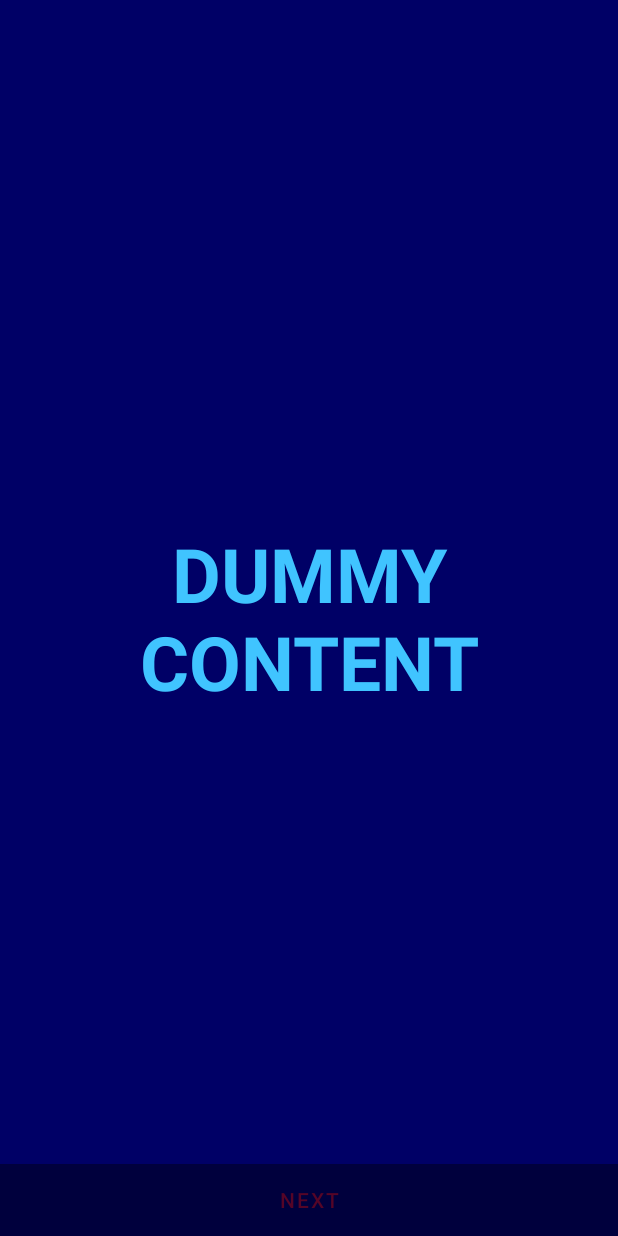
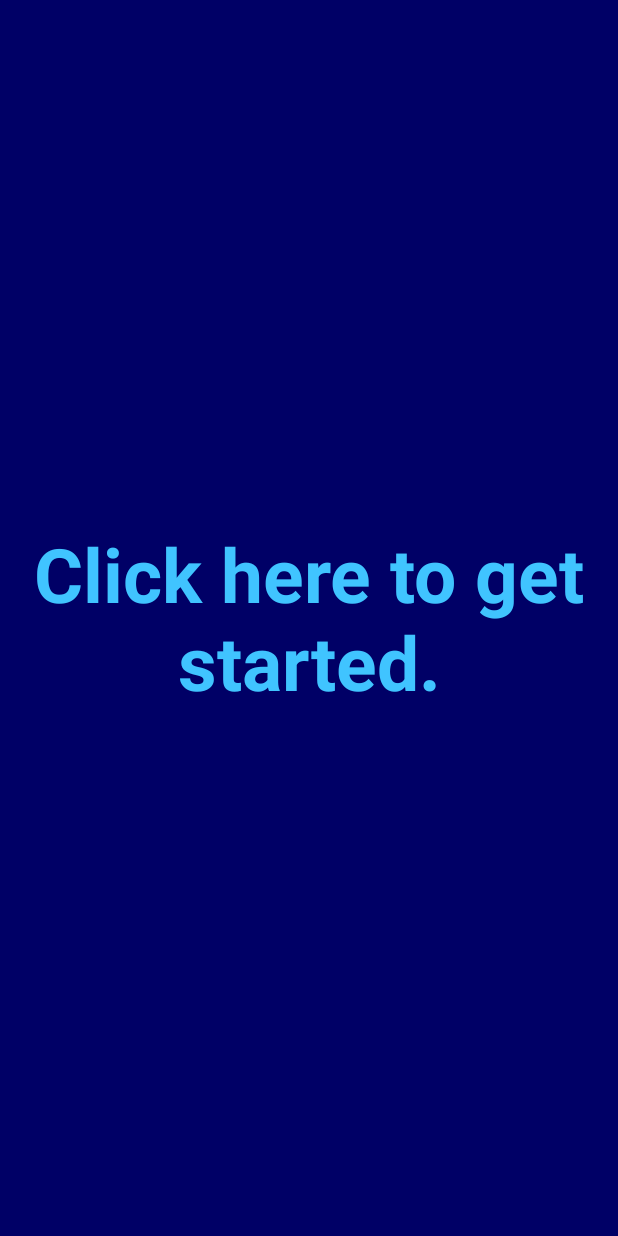
Before and after one commit to TheDonBase/NordicDrinking, an Android app: the GameActivity screen opened directly, with no data from a screen before it, on a phone screen of 412 x 824 dp. Run offline under Robolectric (Android 15) with nearby library versions, the phone set to English and light mode, and no system bars.

Commit message:
Changed so you only have to press the screen.

```diff
--- a/app/src/main/java/com/thedonbase/nordicdrinking/GameActivity.java
+++ b/app/src/main/java/com/thedonbase/nordicdrinking/GameActivity.java
@@ -1,19 +1,13 @@
 package com.thedonbase.nordicdrinking;
 
-import android.annotation.SuppressLint;
-
-import androidx.appcompat.app.ActionBar;
 import androidx.appcompat.app.AlertDialog;
 import androidx.appcompat.app.AppCompatActivity;
 
 import android.content.DialogInterface;
 import android.database.Cursor;
 import android.os.Bundle;
-import android.os.Handler;
-import android.util.Log;
-import android.view.MotionEvent;
 import android.view.View;
-import android.widget.Button;
+import android.widget.FrameLayout;
 import android.widget.TextView;
 import android.widget.Toast;
 
@@ -44,7 +38,7 @@ public class GameActivity extends AppCompatActivity {
         myDb = new DatabaseHelper(this);
         categories = this.getResources().getStringArray(R.array.Categories);
         setContentView(R.layout.activity_game);
-        final Button nextQuestion = (Button) findViewById(R.id.nextButton);
+        final FrameLayout nextQuestion = (FrameLayout) findViewById(R.id.Frame);
         displayChallenge = findViewById(R.id.gm_Challenge);
         nextQuestion.setOnClickListener(new View.OnClickListener() {
             @Override
--- a/app/src/main/java/com/thedonbase/nordicdrinking/LandingActivity.java
+++ b/app/src/main/java/com/thedonbase/nordicdrinking/LandingActivity.java
@@ -23,6 +23,7 @@ public class LandingActivity extends AppCompatActivity {
     ArrayList<EditText> etTextList = new ArrayList<EditText>();
     private Context context;
     LoadingDialog loadingDialog = new LoadingDialog(LandingActivity.this);
+    boolean addedTextBoxes = false;
 
     @Override
     protected void onCreate(Bundle savedInstanceState) {
@@ -39,10 +40,11 @@ public class LandingActivity extends AppCompatActivity {
                 {
                     Toast.makeText(LandingActivity.this, "Please add the number of players!", Toast.LENGTH_SHORT).show();
                 }
+                if (addedTextBoxes == false) {
                     loadingDialog.startLoadingDialog();
                     players = Integer.parseInt(playerAmount.getText().toString());
                     LinearLayout ll = (LinearLayout) findViewById(R.id.playerNamesLayout);
-                for(int i = 0; i < players; i++) {
+                    for (int i = 0; i < players; i++) {
                         EditText et = new EditText(getBaseContext());
                         LinearLayout.LayoutParams p = new LinearLayout.LayoutParams(ViewGroup.LayoutParams.MATCH_PARENT, ViewGroup.LayoutParams.WRAP_CONTENT);
                         et.setHint("Name" + i);
@@ -53,7 +55,8 @@ public class LandingActivity extends AppCompatActivity {
                         ll.addView(et);
                         loadingDialog.dismissDialog();
                     }
-
+                    addedTextBoxes = true;
+                }
             }
         });
 
--- a/app/src/main/res/layout/activity_game.xml
+++ b/app/src/main/res/layout/activity_game.xml
@@ -1,15 +1,13 @@
 <?xml version="1.0" encoding="utf-8"?>
 <FrameLayout xmlns:android="http://schemas.android.com/apk/res/android"
     xmlns:tools="http://schemas.android.com/tools"
+    android:id="@+id/Frame"
     android:layout_width="match_parent"
     android:layout_height="match_parent"
     android:background="@color/dark_blue"
     android:theme="@style/ThemeOverlay.NordicDrinking.FullscreenContainer"
     tools:context=".GameActivity">
 
-    <!-- The primary full-screen view. This can be replaced with whatever view
-         is needed to present your content, e.g. VideoView, SurfaceView,
-         TextureView, etc. -->
     <TextView
         android:id="@+id/gm_Challenge"
         android:layout_width="match_parent"
@@ -21,31 +19,10 @@
         android:textSize="50sp"
         android:textStyle="bold" />
 
-    <!-- This FrameLayout insets its children based on system windows using
-         android:fitsSystemWindows. -->
+
     <FrameLayout
         android:layout_width="match_parent"
         android:layout_height="match_parent"
-        android:fitsSystemWindows="true">
-
-        <LinearLayout
-            android:id="@+id/fullscreen_content_controls"
-            style="@style/Widget.Theme.NordicDrinking.ButtonBar.Fullscreen"
-            android:layout_width="match_parent"
-            android:layout_height="wrap_content"
-            android:layout_gravity="bottom|center_horizontal"
-            android:orientation="horizontal"
-            tools:ignore="UselessParent">
-
-            <Button
-                android:id="@+id/nextButton"
-                style="?android:attr/buttonBarButtonStyle"
-                android:layout_width="0dp"
-                android:layout_height="wrap_content"
-                android:layout_weight="1"
-                android:text="@string/nextBtn" />
-
-        </LinearLayout>
-    </FrameLayout>
+        android:fitsSystemWindows="true"/>
 
 </FrameLayout>
--- a/app/src/main/res/values/strings.xml
+++ b/app/src/main/res/values/strings.xml
@@ -1,8 +1,7 @@
 <resources>
     <string name="app_name">Nordic Drinking</string>
     <string name="title_activity_game_activity">FullscreenActivity</string>
-    <string name="nextBtn">Next</string>
-    <string name="gameChallenge">DUMMY\nCONTENT</string>
+    <string name="gameChallenge">Click here to get started.</string>
     <string name="ldScrLoading">Loading...</string>
     <string name="accept">Choose</string>
 </resources>
```
Lines whose indentation alone changed are shown as unchanged.
